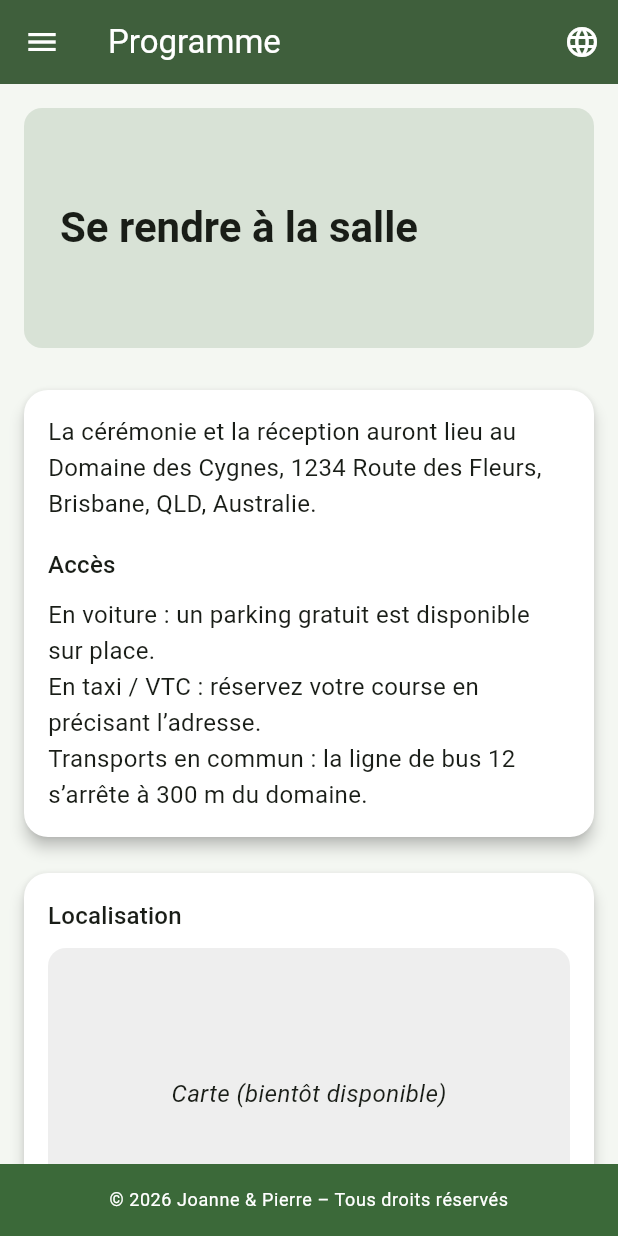
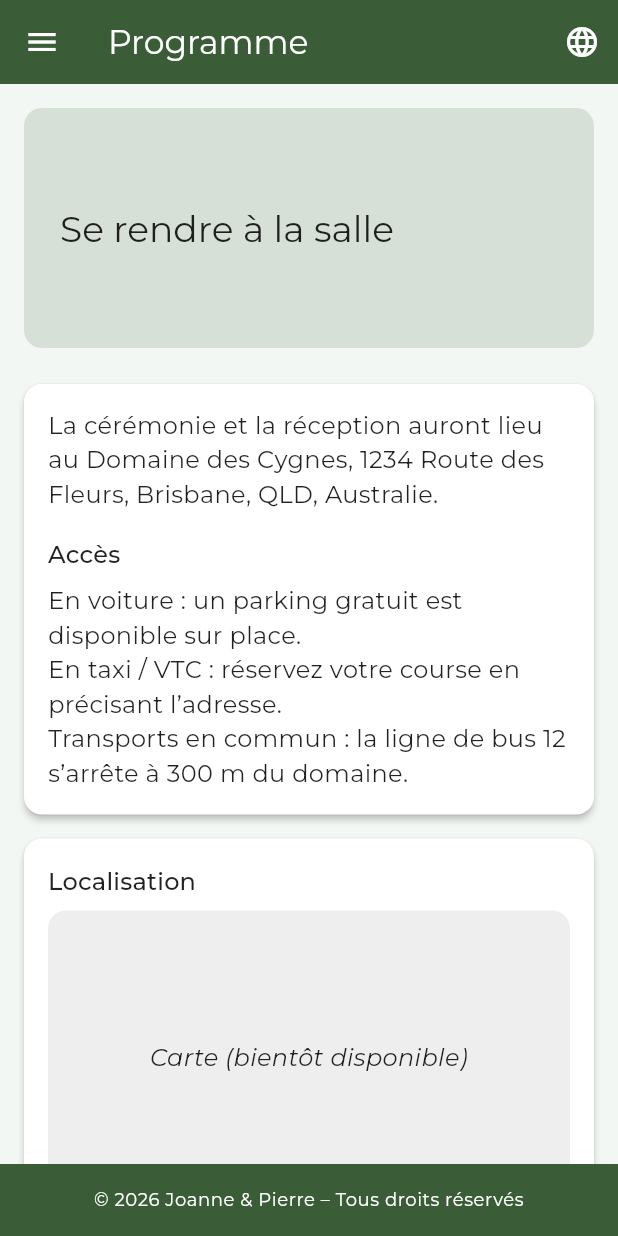
Before and after one commit to PierreDaguier/website-wedding, a Flutter app: the screen it shows after launch, after a tap on "Découvrir le programme", on a phone screen of 412 x 824 dp. Run offline on Flutter 3.47's test engine with Material 3 defaults, Android fonts, the phone set to English and light mode, and no system bars; our stand-ins replace go_router, google_fonts.

Commit message:
responsive attempt3

```diff
--- a/lib/pages/home_page.dart
+++ b/lib/pages/home_page.dart
@@ -46,10 +46,34 @@ class _HomePageState extends State<HomePage> {
         child: Column(
           crossAxisAlignment: CrossAxisAlignment.stretch,
           children: [
-            // Bandeau visuel réactif : conserve le ratio de l'image afin de
-            // supprimer les effets de rognage. L'effet de fondu est conservé.
-            AspectRatio(
-              aspectRatio: 16 / 9,
+            // Bandeau visuel réactif : la hauteur s'ajuste en fonction de la
+            // taille de l'écran et ne dépasse pas une fraction de la hauteur
+            // totale. Cela évite que l'image ne prenne tout l'écran sur les
+            // grands moniteurs. Le ratio 16/9 est conservé et l'effet de
+            // fondu est maintenu.
+            Builder(
+              builder: (context) {
+                final size = MediaQuery.of(context).size;
+                final double width = size.width;
+                final double height = size.height;
+                // Hauteur idéale basée sur le ratio 16:9 de l'image
+                final double ratioHeight = width * 9.0 / 16.0;
+                // Définir une hauteur maximale en fonction de la taille de l'écran
+                double maxHeight;
+                if (width < 600) {
+                  // Écrans mobiles : bandeau limité à 35 % de la hauteur
+                  maxHeight = height * 0.35;
+                } else if (width < 1024) {
+                  // Tablettes / écrans moyens : 45 %
+                  maxHeight = height * 0.45;
+                } else {
+                  // Desktop : 50 %
+                  maxHeight = height * 0.50;
+                }
+                // La hauteur finale est la plus petite entre le ratio et la limite
+                final double heroHeight = ratioHeight < maxHeight ? ratioHeight : maxHeight;
+                return SizedBox(
+                  height: heroHeight,
                   child: AnimatedOpacity(
                     duration: const Duration(seconds: 1),
                     opacity: _opacity,
@@ -59,6 +83,8 @@ class _HomePageState extends State<HomePage> {
                       alignment: Alignment.center,
                     ),
                   ),
+                );
+              },
             ),
             Padding(
               padding: const EdgeInsets.all(16.0),
--- a/lib/pages/venue_page.dart
+++ b/lib/pages/venue_page.dart
@@ -17,11 +17,11 @@ class VenuePage extends StatelessWidget {
       onLocaleChange: onLocaleChange,
       child: SingleChildScrollView(
         padding: const EdgeInsets.all(16.0),
-        child: Column(
-          crossAxisAlignment: CrossAxisAlignment.stretch,
-          children: [
-            // Sous-bannière pour introduire la page Programme
-            Container(
+        child: LayoutBuilder(
+          builder: (context, constraints) {
+            final bool wide = constraints.maxWidth >= 900;
+            // Sous-bannière commune
+            final Widget subBanner = Container(
               height: 160,
               decoration: BoxDecoration(
                 color: Theme.of(context).primaryColor.withOpacity(0.15),
@@ -33,10 +33,11 @@ class VenuePage extends StatelessWidget {
                 loc.translate('venueHeading'),
                 style: Theme.of(context).textTheme.headlineSmall,
               ),
-            ),
-            const SizedBox(height: 16),
-            // Carte d'information principale
-            Card(
+            );
+
+            // Carte pour la description et l'accès
+            Widget infoCard() {
+              return Card(
                 child: Padding(
                   padding: const EdgeInsets.all(16.0),
                   child: Column(
@@ -59,9 +60,12 @@ class VenuePage extends StatelessWidget {
                     ],
                   ),
                 ),
-            ),
-            // Carte pour la carte (bientôt disponible)
-            Card(
+              );
+            }
+
+            // Carte pour la carte / plan
+            Widget mapCard() {
+              return Card(
                 child: Padding(
                   padding: const EdgeInsets.all(16.0),
                   child: Column(
@@ -86,15 +90,19 @@ class VenuePage extends StatelessWidget {
                                 fontSize: 16,
                                 fontStyle: FontStyle.italic,
                               ),
+                              textAlign: TextAlign.center,
                             ),
                           ),
                         ),
                     ],
                   ),
                 ),
-            ),
+              );
+            }
+
             // Carte pour le programme détaillé
-            Card(
+            Widget programCard() {
+              return Card(
                 child: Padding(
                   padding: const EdgeInsets.all(16.0),
                   child: Column(
@@ -113,8 +121,51 @@ class VenuePage extends StatelessWidget {
                     ],
                   ),
                 ),
+              );
+            }
+
+            if (wide) {
+              // Disposition en grille deux colonnes : info & programme à gauche, carte à droite.
+              return Column(
+                crossAxisAlignment: CrossAxisAlignment.stretch,
+                children: [
+                  subBanner,
+                  const SizedBox(height: 16),
+                  Row(
+                    crossAxisAlignment: CrossAxisAlignment.start,
+                    children: [
+                      Expanded(
+                        child: Column(
+                          crossAxisAlignment: CrossAxisAlignment.stretch,
+                          children: [
+                            infoCard(),
+                            const SizedBox(height: 16),
+                            programCard(),
+                          ],
+                        ),
+                      ),
+                      const SizedBox(width: 16),
+                      Expanded(
+                        child: mapCard(),
                       ),
                     ],
+                  ),
+                ],
+              );
+            } else {
+              // Disposition empilée pour les petits écrans
+              return Column(
+                crossAxisAlignment: CrossAxisAlignment.stretch,
+                children: [
+                  subBanner,
+                  const SizedBox(height: 16),
+                  infoCard(),
+                  mapCard(),
+                  programCard(),
+                ],
+              );
+            }
+          },
         ),
       ),
     );
--- a/lib/theme.dart
+++ b/lib/theme.dart
@@ -1,62 +1,69 @@
 import 'package:flutter/material.dart';
+import 'package:google_fonts/google_fonts.dart';
 
+/// AppTheme définit la configuration visuelle de l'application.
+///
+/// La palette de couleurs se base sur un ton principal rose et une
+/// typographie Montserrat chargée via Google Fonts. La barre
+/// d'application utilise un fond blanc et une couleur de texte sombre.
 class AppTheme {
+  /// Retourne le thème appliqué à l'application.
+  ///
+  /// Le thème est basé sur une palette verdoyante et chaleureuse
+  /// rappelant la forêt tropicale, avec des touches dorées pour
+  /// l'élégance. La typographie utilise Montserrat via Google Fonts.
   static ThemeData get theme {
-    const primaryGreen = Color(0xFF3F5F3C);
-
-    return ThemeData(
-      useMaterial3: true,
+    final base = ThemeData.light();
+    // Couleur principale (vert forêt) pour la palette de semences.
+    const seed = Color(0xFF3A5D38);
+    return base.copyWith(
       colorScheme: ColorScheme.fromSeed(
-        seedColor: primaryGreen,
+        seedColor: seed,
         brightness: Brightness.light,
       ),
-
-      scaffoldBackgroundColor: const Color(0xFFF4F7F2),
-
-      // ✅ CORRECT : CardThemeData (Material 3)
-      cardTheme: CardThemeData(
-        color: Colors.white,
-        elevation: 4,
-        margin: const EdgeInsets.symmetric(vertical: 12),
-        shape: RoundedRectangleBorder(
-          borderRadius: BorderRadius.circular(16),
-        ),
+      // Palette générale : vert forêt comme couleur primaire et un fond clair verdâtre.
+      primaryColor: seed,
+      scaffoldBackgroundColor: const Color(0xFFF3F7F3),
+      appBarTheme: const AppBarTheme(
+        elevation: 0,
+        backgroundColor: seed,
+        foregroundColor: Colors.white,
       ),
-
-      textTheme: const TextTheme(
-        headlineSmall: TextStyle(
-          fontSize: 28,
-          fontWeight: FontWeight.w600,
-        ),
-        titleMedium: TextStyle(
-          fontSize: 16,
-          height: 1.6,
-        ),
-        bodyMedium: TextStyle(
-          fontSize: 15,
-          height: 1.5,
-        ),
+      textTheme: GoogleFonts.montserratTextTheme(base.textTheme).apply(
+        bodyColor: Colors.black87,
+        displayColor: Colors.black87,
       ),
-
       elevatedButtonTheme: ElevatedButtonThemeData(
         style: ElevatedButton.styleFrom(
-          backgroundColor: primaryGreen,
+          backgroundColor: seed,
           foregroundColor: Colors.white,
-          padding: const EdgeInsets.symmetric(
-            horizontal: 28,
-            vertical: 14,
-          ),
           shape: RoundedRectangleBorder(
-            borderRadius: BorderRadius.circular(30),
+            borderRadius: BorderRadius.circular(12),
           ),
         ),
       ),
-
-      appBarTheme: const AppBarTheme(
-        backgroundColor: primaryGreen,
+      floatingActionButtonTheme: const FloatingActionButtonThemeData(
+        backgroundColor: seed,
         foregroundColor: Colors.white,
-        elevation: 0,
       ),
+      // Définition d'un thème de carte par défaut pour harmoniser les marges,
+      // le rayon de bordure et l'ombre portée sur toutes les pages. Cela
+      // contribue à donner un aspect soigné et cohérent aux différentes
+      // sections du site.
+      // Utilise la version orientée données du CardTheme afin d'éviter des
+      // erreurs avec les dernières versions de Material 3. Cette définition
+      // harmonise les marges, la couleur, l'élévation et le rayon des
+      // bordures sur toutes les cartes du site.
+      cardTheme: CardThemeData(
+        color: Colors.white,
+        elevation: 2,
+        margin: const EdgeInsets.symmetric(vertical: 8.0, horizontal: 0.0),
+        shape: RoundedRectangleBorder(
+          borderRadius: BorderRadius.circular(12),
+        ),
+      ),
+      cardColor: Colors.white,
+      dividerColor: Colors.grey.shade300,
     );
   }
 }
```
Also changed, not shown: lib/pages/australia_page.dart (+60 -72 lines), lib/pages/contact_page.dart (line endings or trailing spaces). Lines whose indentation alone changed are shown as unchanged.
